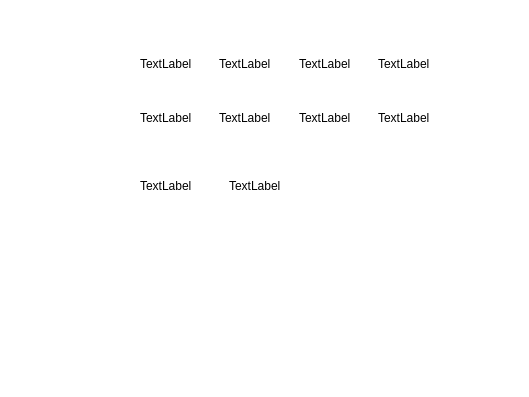
First picture: the form in BLHardwareScaner/BLHardwareScaner/Ui/TempManagement.ui, repository BurnellLiu/LiuProject, before the edit; both pictures show x 0 to 529 and y 0 to 397 of the 776 by 397 pixel window.
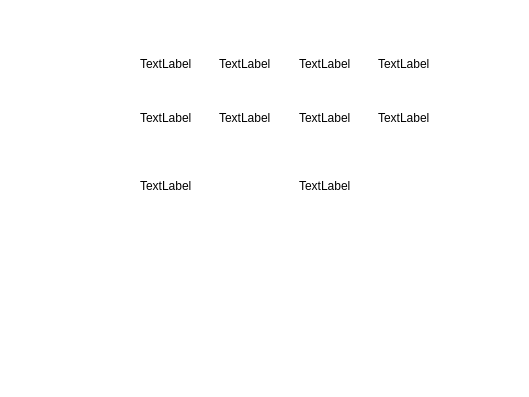
Second picture: the form after the edit.

```diff
--- a/BLHardwareScaner/BLHardwareScaner/Ui/TempManagement.ui
+++ b/BLHardwareScaner/BLHardwareScaner/Ui/TempManagement.ui
@@ -84,12 +84,12 @@
     </item>
    </layout>
   </widget>
-  <widget class="QWidget" name="">
+  <widget class="QWidget" name="layoutWidget">
    <property name="geometry">
     <rect>
      <x>140</x>
      <y>160</y>
-     <width>171</width>
+     <width>311</width>
      <height>51</height>
     </rect>
    </property>
```
